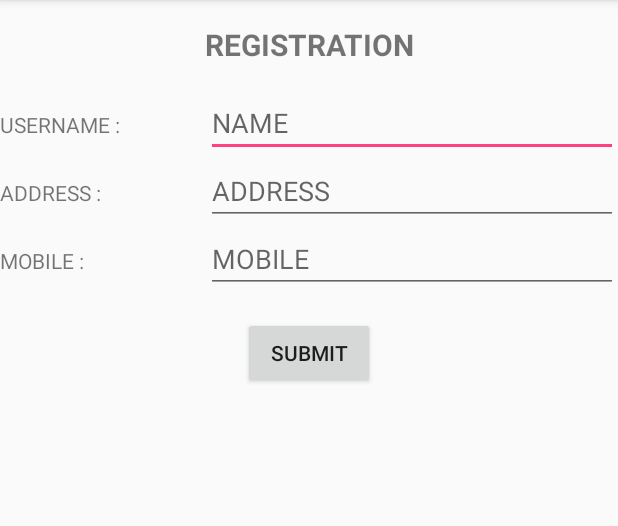
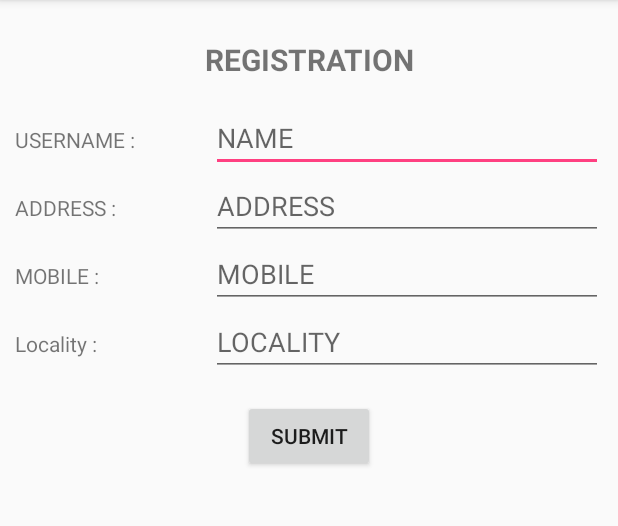
Before and after one commit to anirudh1107/signup, an Android app: the DetailActivity screen opened directly, with no data from a screen before it, on a phone screen of 412 x 824 dp, the part 84-610 px from its top. Run offline under Robolectric (Android 15) with nearby library versions, the phone set to English and light mode, and no system bars; our stand-ins replace Firebase (no records; nobody signed in at launch, a user with empty details on screens opened directly).

Commit message:
wrkn-locality field added to admin+ user locality field added during signup

```diff
--- a/app/src/main/java/com/example/android/signup/Activities/Admin/DetailActivity.java
+++ b/app/src/main/java/com/example/android/signup/Activities/Admin/DetailActivity.java
@@ -8,17 +8,19 @@ import android.widget.Button;
 import android.widget.EditText;
 import android.widget.Toast;
 
+import com.example.android.signup.Activities.BaseAuthenticatedActivity;
 import com.example.android.signup.R;
 import com.google.firebase.auth.FirebaseAuth;
 import com.google.firebase.database.DatabaseReference;
 import com.google.firebase.database.FirebaseDatabase;
 
-public class DetailActivity extends AppCompatActivity {
+public class DetailActivity extends BaseAuthenticatedActivity {
 
     EditText newName;
     EditText newAdd;
     EditText newMob;
     Button newSub;
+    EditText newLocality;
     FirebaseDatabase database;
     DatabaseReference myRef;
     FirebaseAuth mAuth;
@@ -32,6 +34,8 @@ public class DetailActivity extends AppCompatActivity {
         newAdd=findViewById(R.id.reg_add);
         newMob=findViewById(R.id.reg_mobile);
         newSub=findViewById(R.id.reg_submit);
+        newLocality=findViewById(R.id.reg_locality);
+
         mAuth=FirebaseAuth.getInstance();
         database=FirebaseDatabase.getInstance();
         myRef=database.getReference("User");
@@ -58,13 +62,12 @@ public class DetailActivity extends AppCompatActivity {
                     currentUser.child("Username").setValue(newName.getText().toString());
                     currentUser.child("Address").setValue(newAdd.getText().toString());
                     currentUser.child("Mobile").setValue(newMob.getText().toString());
+                    currentUser.child("Locality").setValue(newLocality.getText().toString());
                     mAuth.signOut();
                     Intent i=new Intent(DetailActivity.this,AdminHomeActivity.class);
                     startActivity(i);
                     finish();
-
                 }
-
             }
         });
     }
--- a/app/src/main/java/com/example/android/signup/Activities/LoginActivity.java
+++ b/app/src/main/java/com/example/android/signup/Activities/LoginActivity.java
@@ -21,10 +21,8 @@ public class LoginActivity extends BaseActivity implements View.OnClickListener
     protected void onCreate(Bundle savedInstanceState) {
         super.onCreate(savedInstanceState);
         setContentView(R.layout.activity_login);
-
         mainbutton=findViewById(R.id.activity_login_mainbutton);
         loginbutton=findViewById(R.id.activity_login_loginbutton);
-
         mainbutton.setOnClickListener(this);
         loginbutton.setOnClickListener(this);
     }
--- a/app/src/main/java/com/example/android/signup/Others/AddAdminAdapter.java
+++ b/app/src/main/java/com/example/android/signup/Others/AddAdminAdapter.java
@@ -164,6 +164,7 @@ public class AddAdminAdapter extends ArrayAdapter<AdminInformation> implements V
                     mRef.child(uid).child("name").setValue(information.getName());
                     mRef.child(uid).child("email").setValue(information.getEmail());
                     mRef.child(uid).child("mobile").setValue(information.getMobile());
+                    mRef.child(uid).child("Locality").setValue(information.getLocality());
                     progressDialog.dismiss();
                     Toast.makeText(getContext(),"Admin Added",Toast.LENGTH_SHORT).show();
                     //TODO: send notifications to a particular admin about Email n Password
--- a/app/src/main/java/com/example/android/signup/Others/myAdapter.java
+++ b/app/src/main/java/com/example/android/signup/Others/myAdapter.java
@@ -25,6 +25,7 @@ import java.util.List;
 public class myAdapter extends ArrayAdapter<UserInformation> {
 
     Spinner longComplainStatus;
+
     public myAdapter(@NonNull Context context, int resource, @NonNull List<UserInformation> objects) {
         super(context, resource, objects);
     }
--- a/app/src/main/res/layout/activity_detail.xml
+++ b/app/src/main/res/layout/activity_detail.xml
@@ -6,6 +6,7 @@
     android:layout_height="match_parent"
     tools:context="com.example.android.signup.Activities.Admin.DetailActivity"
     android:orientation="vertical"
+    android:padding="10dp"
     >
 
     <LinearLayout
@@ -88,6 +89,28 @@
 
 
     </LinearLayout>
+    <LinearLayout
+        android:layout_width="match_parent"
+        android:layout_height="wrap_content">
+
+        <TextView
+            android:layout_width="0dp"
+            android:layout_height="wrap_content"
+            android:layout_weight="1"
+            android:text="Locality :"
+            />
+        <EditText
+            android:id="@+id/reg_locality"
+            android:layout_width="0dp"
+            android:layout_height="wrap_content"
+            android:layout_weight="2"
+            android:maxLength="10"
+            android:inputType="number"
+            android:hint="LOCALITY"
+            />
+
+
+    </LinearLayout>
 
     <Button
         android:id="@+id/reg_submit"
```
Also changed, not shown: app/src/main/java/com/example/android/signup/Activities/SignUpActivity.java (+4 -3 lines), app/src/main/java/com/example/android/signup/Infrastructure/AdminInformation.java (+22 -4 lines), app/src/main/java/com/example/android/signup/Infrastructure/UserAddInfo.java (+10 -0 lines), app/src/main/res/layout/activity_sign_up.xml (+16 -0 lines), 2 other files.
